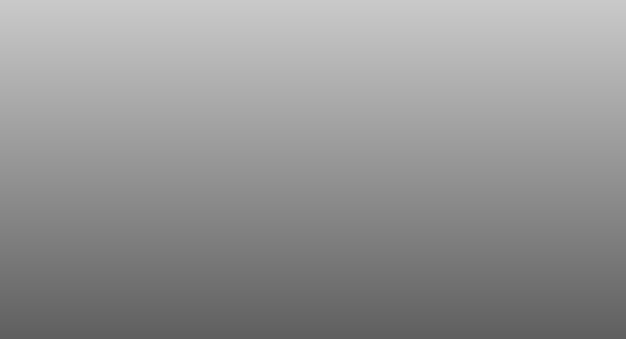
The window that src/gui/audio_effects/reverbfxwindow.ui (tom-23/Horizon) describes before a commit, drawn with Qt 5.
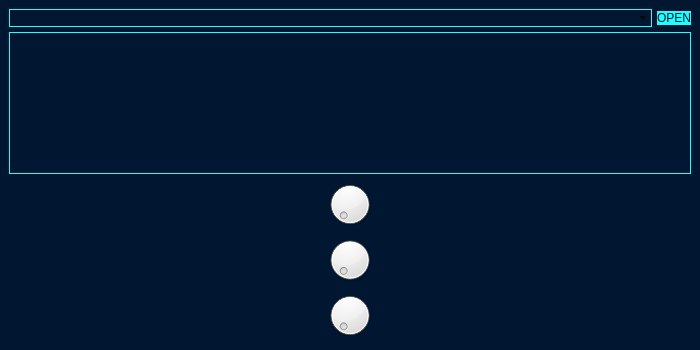
The same window after the commit.

```diff
--- a/src/gui/audio_effects/reverbfxwindow.ui
+++ b/src/gui/audio_effects/reverbfxwindow.ui
@@ -6,17 +6,55 @@
    <rect>
     <x>0</x>
     <y>0</y>
-    <width>626</width>
-    <height>339</height>
+    <width>700</width>
+    <height>350</height>
    </rect>
   </property>
+  <property name="sizePolicy">
+   <sizepolicy hsizetype="Minimum" vsizetype="Minimum">
+    <horstretch>0</horstretch>
+    <verstretch>0</verstretch>
+   </sizepolicy>
+  </property>
+  <property name="minimumSize">
+   <size>
+    <width>700</width>
+    <height>350</height>
+   </size>
+  </property>
+  <property name="font">
+   <font>
+    <stylestrategy>PreferAntialias</stylestrategy>
+   </font>
+  </property>
   <property name="windowTitle">
    <string>Dialog</string>
   </property>
   <property name="styleSheet">
    <string notr="true">#fxBackground {
+	background-color: rgb(0, 22, 49);
+	color: rgb(32, 255, 255);
+}
+
+#waveformView {
+	background: transparent;
+	border: 1px Solid;
 	
-	background-color: qlineargradient(spread:pad, x1:1, y1:1, x2:1, y2:0, stop:0 rgba(95, 95, 95, 255), stop:0.994792 rgba(201, 201, 201, 255));
+	border-color: rgb(32, 255, 255);
+}
+
+QComboBox {
+	background: transparent;
+	border: 1px Solid;
+	
+	border-color: rgb(32, 255, 255);
+}
+
+QPushButton {
+	background: rgb(32, 255, 255);
+	border: none;
+	color: rgb(0, 22, 49);
+	border-radius: 0px;
 }</string>
   </property>
   <layout class="QVBoxLayout" name="verticalLayout">
@@ -36,7 +74,55 @@
     <number>0</number>
    </property>
    <item>
-    <widget class="QWidget" name="fxBackground" native="true"/>
+    <widget class="QWidget" name="fxBackground" native="true">
+     <layout class="QVBoxLayout" name="verticalLayout_2">
+      <property name="spacing">
+       <number>5</number>
+      </property>
+      <item>
+       <layout class="QHBoxLayout" name="horizontalLayout">
+        <property name="spacing">
+         <number>5</number>
+        </property>
+        <property name="topMargin">
+         <number>0</number>
+        </property>
+        <item>
+         <widget class="QComboBox" name="irComboBox">
+          <property name="sizePolicy">
+           <sizepolicy hsizetype="Expanding" vsizetype="Fixed">
+            <horstretch>0</horstretch>
+            <verstretch>0</verstretch>
+           </sizepolicy>
+          </property>
+         </widget>
+        </item>
+        <item>
+         <widget class="QPushButton" name="pushButton">
+          <property name="text">
+           <string>OPEN</string>
+          </property>
+         </widget>
+        </item>
+       </layout>
+      </item>
+      <item>
+       <widget class="QGraphicsView" name="waveformView"/>
+      </item>
+      <item>
+       <layout class="QHBoxLayout" name="horizontalLayout_2"/>
+      </item>
+      <item>
+       <widget class="QDial" name="mixDial_2"/>
+      </item>
+      <item>
+       <widget class="QDial" name="mixDial"/>
+      </item>
+      <item>
+       <widget class="QDial" name="mixDial_3"/>
+      </item>
+     </layout>
+    </widget>
    </item>
   </layout>
  </widget>
```
